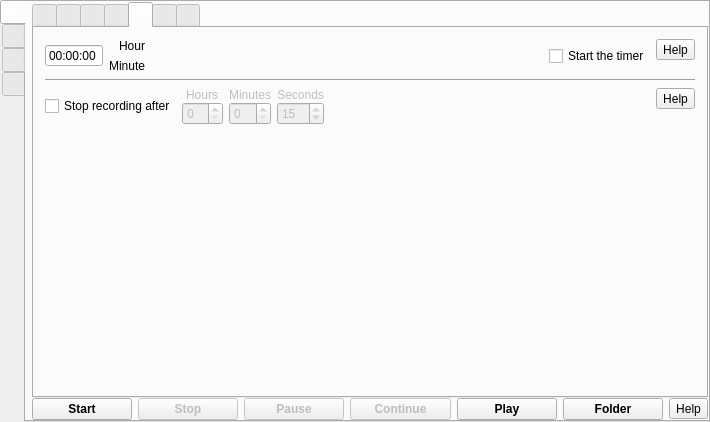
First picture: the form in src/formMainWindow.ui, repository vkohaupt/vokoscreenNG, before the edit.
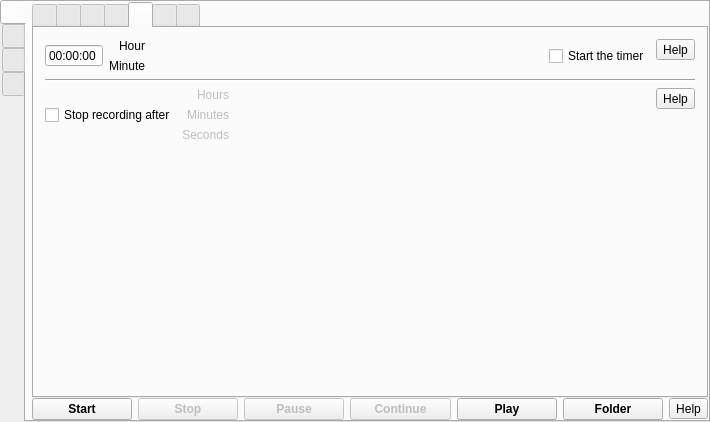
Second picture: the form after the edit. The open tabs and pages were chosen to show the change. Icons and pictures are not drawn.

Commit message: New slider stop after recording

```diff
--- a/src/formMainWindow.ui
+++ b/src/formMainWindow.ui
@@ -1358,7 +1358,7 @@
              </widget>
             </item>
             <item>
-             <layout class="QHBoxLayout" name="horizontalLayout_19">
+             <layout class="QHBoxLayout" name="horizontalLayout_19" stretch="0,0,0">
               <item>
                <widget class="QCheckBox" name="checkBoxStopRecordingAfter">
                 <property name="enabled">
@@ -1380,7 +1380,7 @@
                 <property name="frameShadow">
                  <enum>QFrame::Raised</enum>
                 </property>
-                <layout class="QHBoxLayout" name="horizontalLayout_16">
+                <layout class="QHBoxLayout" name="horizontalLayout_16" stretch="0,1">
                  <property name="spacing">
                   <number>6</number>
                  </property>
@@ -1397,11 +1397,8 @@
                   <number>0</number>
                  </property>
                  <item>
-                  <layout class="QVBoxLayout" name="verticalLayout_9">
-                   <property name="spacing">
-                    <number>0</number>
-                   </property>
-                   <item alignment="Qt::AlignHCenter">
+                  <layout class="QVBoxLayout" name="verticalLayout_30">
+                   <item>
                     <widget class="QLabel" name="label_7">
                      <property name="text">
                       <string>Hours</string>
@@ -1412,16 +1409,6 @@
                     </widget>
                    </item>
                    <item>
-                    <widget class="QSpinBox" name="spinBoxStopRecordingAfterHouers"/>
-                   </item>
-                  </layout>
-                 </item>
-                 <item>
-                  <layout class="QVBoxLayout" name="verticalLayout_13">
-                   <property name="spacing">
-                    <number>0</number>
-                   </property>
-                   <item>
                     <widget class="QLabel" name="label_8">
                      <property name="text">
                       <string>Minutes</string>
@@ -1432,16 +1419,6 @@
                     </widget>
                    </item>
                    <item>
-                    <widget class="QSpinBox" name="spinBoxStopRecordingAfterMinutes"/>
-                   </item>
-                  </layout>
-                 </item>
-                 <item>
-                  <layout class="QVBoxLayout" name="verticalLayout_19">
-                   <property name="spacing">
-                    <number>0</number>
-                   </property>
-                   <item>
                     <widget class="QLabel" name="label_9">
                      <property name="text">
                       <string>Seconds</string>
@@ -1451,31 +1428,14 @@
                      </property>
                     </widget>
                    </item>
-                   <item>
-                    <widget class="QSpinBox" name="spinBoxStopRecordingAfterSeconds">
-                     <property name="value">
-                      <number>15</number>
-                     </property>
-                    </widget>
-                   </item>
                   </layout>
                  </item>
+                 <item>
+                  <layout class="QVBoxLayout" name="verticalLayout_29"/>
+                 </item>
                 </layout>
                </widget>
               </item>
-              <item>
-               <spacer name="horizontalSpacer_19">
-                <property name="orientation">
-                 <enum>Qt::Horizontal</enum>
-                </property>
-                <property name="sizeHint" stdset="0">
-                 <size>
-                  <width>40</width>
-                  <height>20</height>
-                 </size>
-                </property>
-               </spacer>
-              </item>
               <item alignment="Qt::AlignTop">
                <widget class="QToolButton" name="help_screencast_stoptimer">
                 <property name="toolTip">
```
Left out of the diff: 18 changed lines with no effect on the pictures. The commit also changes 3 other files.
